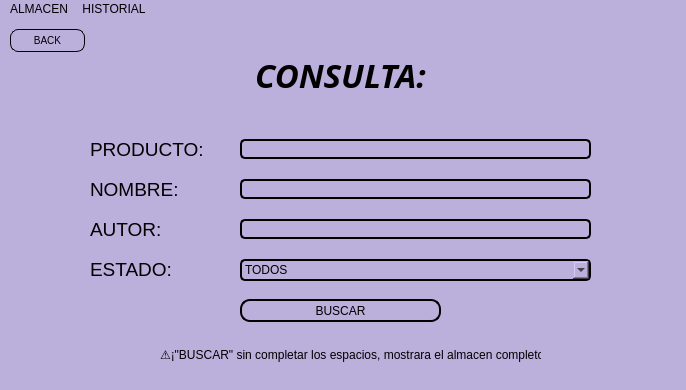
mixano611/PROYECTO_PRG_POO_PY, file BIBLIOTECA_PROY/assets/main_consulta_admin.ui: the form before one commit.
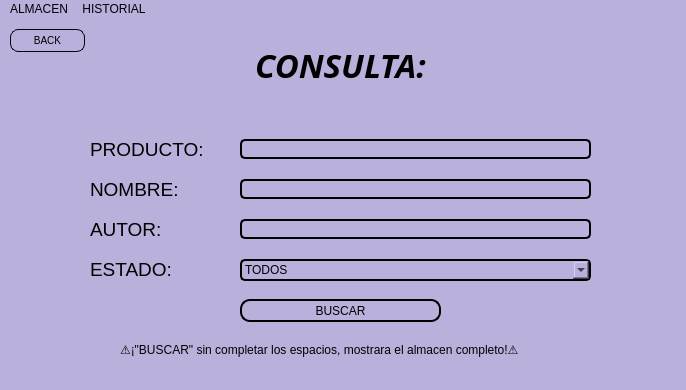
The form after the commit.

```diff
--- a/BIBLIOTECA_PROY/assets/main_consulta_admin.ui
+++ b/BIBLIOTECA_PROY/assets/main_consulta_admin.ui
@@ -280,10 +280,10 @@
    <widget class="QLabel" name="label_6">
     <property name="geometry">
      <rect>
-      <x>160</x>
-      <y>320</y>
-      <width>381</width>
-      <height>31</height>
+      <x>120</x>
+      <y>310</y>
+      <width>441</width>
+      <height>41</height>
      </rect>
     </property>
     <property name="text">
@@ -293,9 +293,9 @@
    <widget class="QLabel" name="label_7">
     <property name="geometry">
      <rect>
-      <x>240</x>
-      <y>30</y>
-      <width>201</width>
+      <x>190</x>
+      <y>20</y>
+      <width>301</width>
       <height>51</height>
      </rect>
     </property>
```
Left out of the diff: 14 changed lines with no effect on the pictures.
